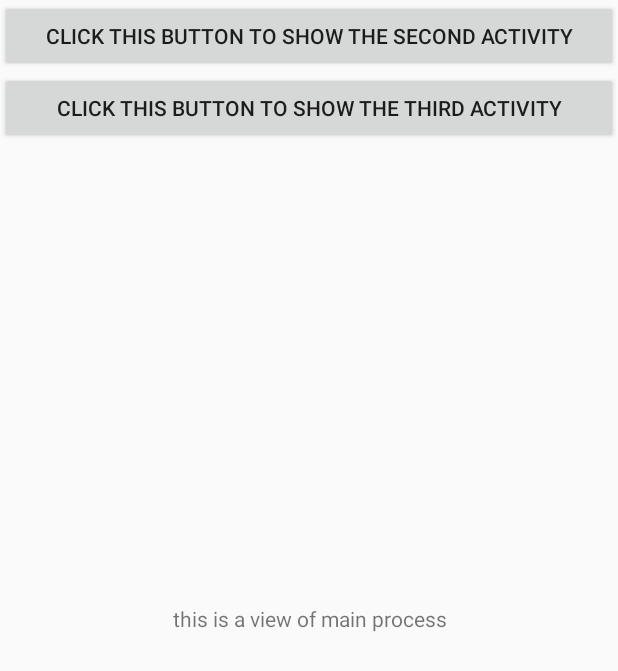
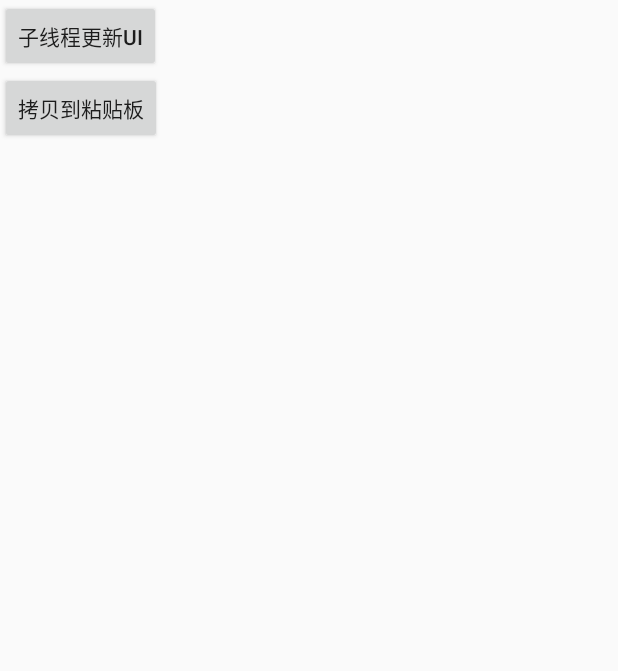
Before and after one commit to ShirleyLuoppx/DailyStudy, an Android app: the screen it shows after launch (MainProcessActivity before the commit, TestMainActivity after it), on a phone screen of 412 x 824 dp. Shown: the top 671 px of the screen. Run offline under Robolectric (Android 15) with nearby library versions, the phone set to English and light mode, and no system bars.

Commit message:
测试子线程更新ui，添加粘贴板功能

```diff
--- a/app/src/main/AndroidManifest.xml
+++ b/app/src/main/AndroidManifest.xml
@@ -47,7 +47,7 @@
         <!--        android:name=".chap14coolweather.CoolWeatherMainActivity"-->
         <!--        android:screenOrientation="portrait"-->
         <activity
-            android:name=".androiddevelopartisticexplorations.chap02ipc.MainProcessActivity"
+            android:name=".test.activity.TestMainActivity"
             android:configChanges="keyboardHidden|screenSize|screenLayout|orientation"
             android:label="@string/app_name"
             android:theme="@style/FruitActivity">
--- /dev/null
+++ b/app/src/main/java/com/ppx/dailystudy/test/activity/TestMainActivity.java
@@ -0,0 +1,45 @@
+package com.ppx.dailystudy.test.activity;
+
+import androidx.appcompat.app.AppCompatActivity;
+
+import android.content.ClipData;
+import android.content.ClipboardManager;
+import android.content.Context;
+import android.content.Intent;
+import android.os.Bundle;
+import android.view.View;
+import android.widget.Toast;
+
+import com.ppx.dailystudy.R;
+
+public class TestMainActivity extends AppCompatActivity implements View.OnClickListener {
+
+    @Override
+    protected void onCreate(Bundle savedInstanceState) {
+        super.onCreate(savedInstanceState);
+        setContentView(R.layout.activity_test_main);
+
+        findViewById(R.id.btn_update_ui_in_child_thread).setOnClickListener(this::onClick);
+        findViewById(R.id.btn_copy_to_clipboard).setOnClickListener(this::onClick);
+    }
+
+
+    @Override
+    public void onClick(View v) {
+        switch (v.getId()) {
+            case R.id.btn_update_ui_in_child_thread:
+                startActivity(new Intent(this, TestThreadActivity.class));
+                break;
+            case R.id.btn_copy_to_clipboard:
+                copyDataToClipBoard("clip data111");
+                break;
+        }
+    }
+
+    private void copyDataToClipBoard(String data) {
+        ClipData clipData = ClipData.newPlainText("label", data);
+        ClipboardManager clipboardManager = (ClipboardManager) getSystemService(Context.CLIPBOARD_SERVICE);
+        clipboardManager.setPrimaryClip(clipData);
+        Toast.makeText(this, "拷贝成功", Toast.LENGTH_SHORT).show();
+    }
+}
--- /dev/null
+++ b/app/src/main/res/layout/activity_test_main.xml
@@ -0,0 +1,26 @@
+<?xml version="1.0" encoding="utf-8"?>
+<androidx.constraintlayout.widget.ConstraintLayout xmlns:android="http://schemas.android.com/apk/res/android"
+    xmlns:app="http://schemas.android.com/apk/res-auto"
+    xmlns:tools="http://schemas.android.com/tools"
+    android:layout_width="match_parent"
+    android:layout_height="match_parent"
+    tools:context=".test.activity.TestMainActivity">
+
+    <Button
+        android:id="@+id/btn_update_ui_in_child_thread"
+        android:layout_width="wrap_content"
+        android:layout_height="wrap_content"
+        app:layout_constraintLeft_toLeftOf="parent"
+        app:layout_constraintTop_toTopOf="parent"
+        android:text="子线程更新UI"/>
+
+    <Button
+        android:id="@+id/btn_copy_to_clipboard"
+        android:layout_width="wrap_content"
+        android:layout_height="wrap_content"
+        app:layout_constraintLeft_toLeftOf="parent"
+        app:layout_constraintTop_toBottomOf="@id/btn_update_ui_in_child_thread"
+        android:text="拷贝到粘贴板"/>
+
+
+</androidx.constraintlayout.widget.ConstraintLayout>
--- a/app/src/main/res/values/strings.xml
+++ b/app/src/main/res/values/strings.xml
@@ -6,4 +6,6 @@
     <string name="show_second_activity">click this button to show the second activity</string>
     <string name="show_third_activity">click this button to show the third activity</string>
     <string name="back_btn">BACK</string>
+    <!-- TODO: Remove or change this placeholder text -->
+    <string name="hello_blank_fragment">Hello blank fragment</string>
 </resources>
```
Also changed, not shown: app/src/main/java/com/ppx/dailystudy/test/activity/TestThreadActivity.java (added, +89 -0 lines), app/src/main/java/com/ppx/dailystudy/test/fragment/BlankFragment.java (added, +104 -0 lines), app/src/main/res/layout/activity_test_thread.xml (added, +45 -0 lines), app/src/main/res/layout/fragment_blank.xml (added, +26 -0 lines).
